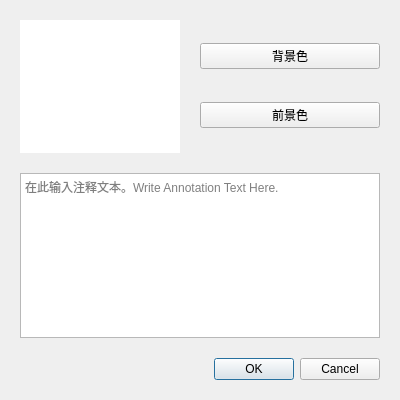
This is src/Form_Files/SelectAnnotation.ui in luojilab/Magic as Qt 5 draws it before an edit. The edited form follows.
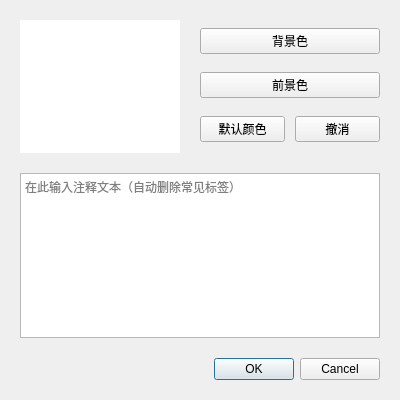
This is the edited form.

Commit message:
feat(annotation)
1. recall last color
2. restore default color
3. fix cancel action

```diff
--- a/src/Form_Files/SelectAnnotation.ui
+++ b/src/Form_Files/SelectAnnotation.ui
@@ -65,12 +65,18 @@
          <number>10</number>
         </property>
         <item>
+         <layout class="QHBoxLayout" name="horizontalLayout_4">
+          <item>
          <widget class="QPushButton" name="backgroundColor">
           <property name="text">
            <string>背景色</string>
           </property>
          </widget>
         </item>
+         </layout>
+        </item>
+        <item>
+         <layout class="QHBoxLayout" name="horizontalLayout_3">
         <item>
          <widget class="QPushButton" name="foregroundColor">
           <property name="text">
@@ -80,12 +86,32 @@
         </item>
        </layout>
       </item>
+        <item>
+         <layout class="QHBoxLayout" name="horizontalLayout_2">
+          <item>
+           <widget class="QPushButton" name="defaultColorButton">
+            <property name="text">
+             <string>默认颜色</string>
+            </property>
+           </widget>
+          </item>
+          <item>
+           <widget class="QPushButton" name="lastColorButton">
+            <property name="text">
+             <string>撤消</string>
+            </property>
+           </widget>
+          </item>
+         </layout>
+        </item>
+       </layout>
+      </item>
      </layout>
     </item>
     <item>
      <widget class="QPlainTextEdit" name="annoTextEdit">
       <property name="placeholderText">
-       <string>在此输入注释文本。Write Annotation Text Here.</string>
+       <string>在此输入注释文本（自动删除常见标签）</string>
       </property>
      </widget>
     </item>
```
Lines whose indentation alone changed are shown as unchanged. The commit also changes 2 other files.
